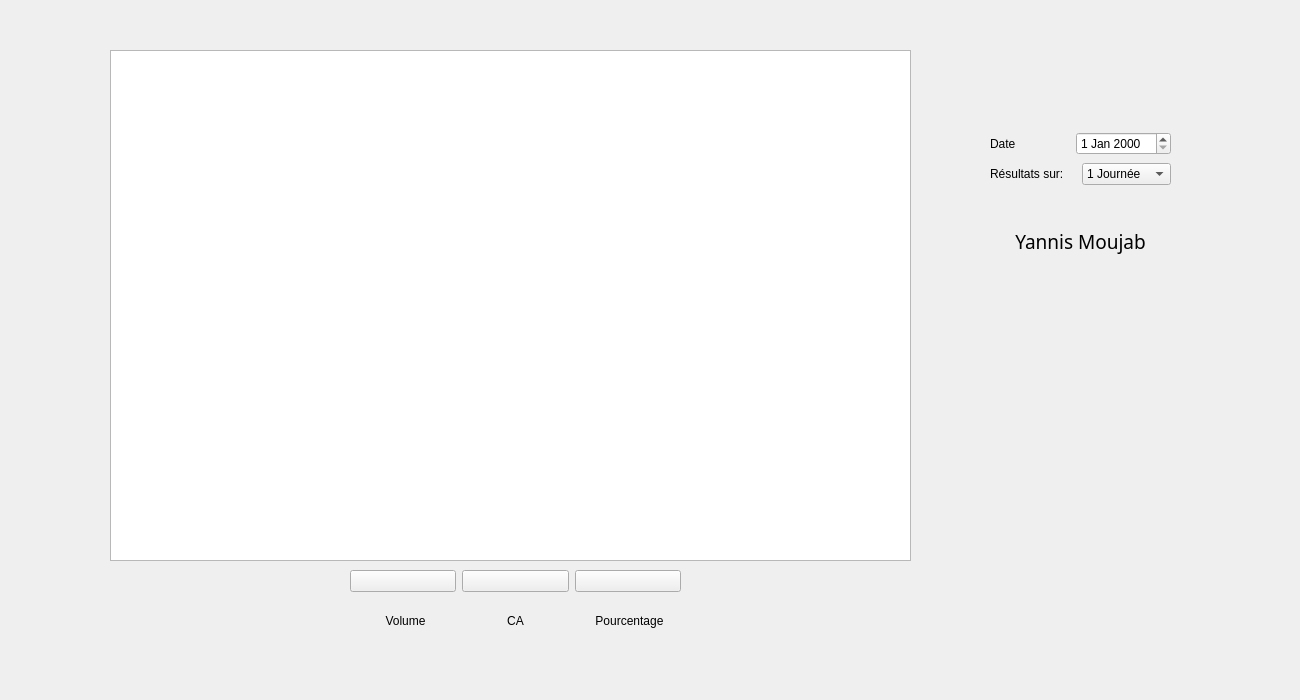
The window that Projet_Banque/pret_banquier.ui (SihamJ/IHM) describes before a commit, drawn with Qt 5.
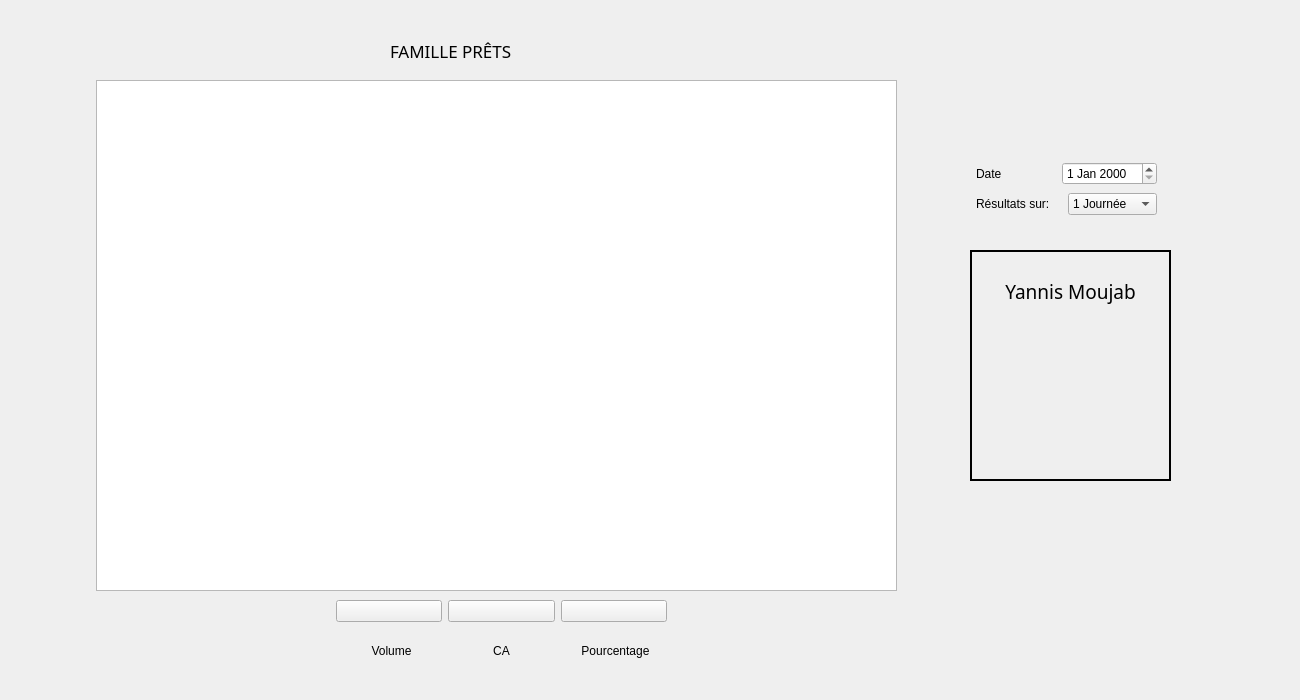
The same window after the commit. Icons and pictures are not drawn. Custom widgets are drawn as their Qt base class.

What changed in the file:
```diff
--- a/Projet_Banque/pret_banquier.ui
+++ b/Projet_Banque/pret_banquier.ui
@@ -16,8 +16,8 @@
   <widget class="QtCharts::QChartView" name="chart_pret">
    <property name="geometry">
     <rect>
-     <x>110</x>
-     <y>50</y>
+     <x>96</x>
+     <y>80</y>
      <width>801</width>
      <height>511</height>
     </rect>
@@ -26,8 +26,8 @@
   <widget class="QWidget" name="layoutWidget_3">
    <property name="geometry">
     <rect>
-     <x>350</x>
-     <y>561</y>
+     <x>336</x>
+     <y>591</y>
      <width>331</width>
      <height>41</height>
     </rect>
@@ -98,10 +98,10 @@
   <widget class="QWidget" name="layoutWidget_4">
    <property name="geometry">
     <rect>
-     <x>990</x>
-     <y>220</y>
+     <x>980</x>
+     <y>270</y>
      <width>181</width>
-     <height>181</height>
+     <height>188</height>
     </rect>
    </property>
    <layout class="QVBoxLayout" name="verticalLayout_9" stretch="1,3">
@@ -139,8 +139,8 @@
   <widget class="QLabel" name="label_8">
    <property name="geometry">
     <rect>
-     <x>360</x>
-     <y>611</y>
+     <x>346</x>
+     <y>641</y>
      <width>91</width>
      <height>20</height>
     </rect>
@@ -155,8 +155,8 @@
   <widget class="QLabel" name="label_9">
    <property name="geometry">
     <rect>
-     <x>470</x>
-     <y>611</y>
+     <x>456</x>
+     <y>641</y>
      <width>91</width>
      <height>20</height>
     </rect>
@@ -171,8 +171,8 @@
   <widget class="QLabel" name="label_10">
    <property name="geometry">
     <rect>
-     <x>584</x>
-     <y>610</y>
+     <x>570</x>
+     <y>640</y>
      <width>91</width>
      <height>21</height>
     </rect>
@@ -184,11 +184,11 @@
     <set>Qt::AlignCenter</set>
    </property>
   </widget>
-  <widget class="QWidget" name="">
+  <widget class="QWidget" name="layoutWidget">
    <property name="geometry">
     <rect>
-     <x>990</x>
-     <y>130</y>
+     <x>976</x>
+     <y>160</y>
      <width>181</width>
      <height>57</height>
     </rect>
@@ -250,6 +250,75 @@
     </item>
    </layout>
   </widget>
+  <widget class="QLabel" name="label_5">
+   <property name="geometry">
+    <rect>
+     <x>560</x>
+     <y>30</y>
+     <width>41</width>
+     <height>41</height>
+    </rect>
+   </property>
+   <property name="sizePolicy">
+    <sizepolicy hsizetype="Ignored" vsizetype="Ignored">
+     <horstretch>0</horstretch>
+     <verstretch>0</verstretch>
+    </sizepolicy>
+   </property>
+   <property name="text">
+    <string/>
+   </property>
+   <property name="pixmap">
+    <pixmap resource="ressource.qrc">:/assets/pret.png</pixmap>
+   </property>
+   <property name="scaledContents">
+    <bool>true</bool>
+   </property>
+  </widget>
+  <widget class="QLabel" name="label_6">
+   <property name="geometry">
+    <rect>
+     <x>390</x>
+     <y>30</y>
+     <width>161</width>
+     <height>41</height>
+    </rect>
+   </property>
+   <property name="font">
+    <font>
+     <family>Malgun Gothic</family>
+     <pointsize>13</pointsize>
+    </font>
+   </property>
+   <property name="frameShape">
+    <enum>QFrame::NoFrame</enum>
+   </property>
+   <property name="lineWidth">
+    <number>2</number>
+   </property>
+   <property name="text">
+    <string>FAMILLE PRÊTS</string>
+   </property>
+  </widget>
+  <widget class="QLabel" name="label_7">
+   <property name="geometry">
+    <rect>
+     <x>970</x>
+     <y>250</y>
+     <width>201</width>
+     <height>231</height>
+    </rect>
+   </property>
+   <property name="frameShape">
+    <enum>QFrame::Panel</enum>
+   </property>
+   <property name="lineWidth">
+    <number>2</number>
+   </property>
+   <property name="text">
+    <string/>
+   </property>
+  </widget>
  </widget>
  <customwidgets>
   <customwidget>
```
